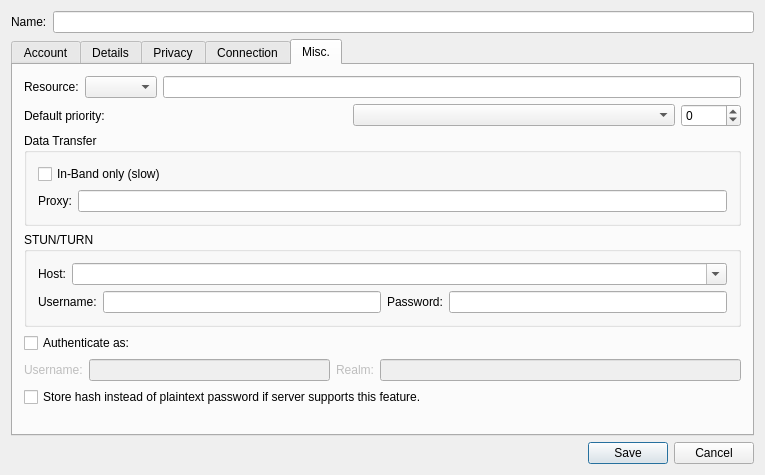
Before: the Qt Designer form src/accountmodify.ui in psi-plus/psi-plus-snapshots, drawn with Qt 5.
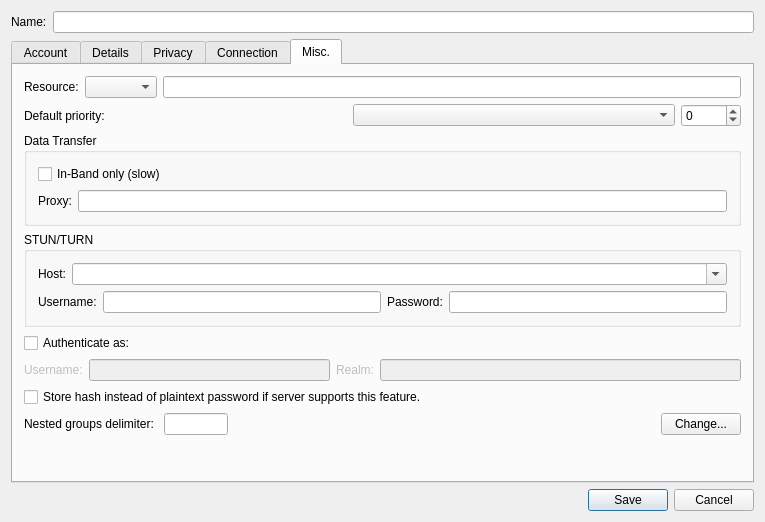
After: the same form once the commit is applied. The open tabs and pages were chosen to show the change. Custom widgets are drawn as their Qt base class.

What changed in the file:
```diff
--- a/src/accountmodify.ui
+++ b/src/accountmodify.ui
@@ -7,7 +7,7 @@
     <x>0</x>
     <y>0</y>
     <width>765</width>
-    <height>475</height>
+    <height>522</height>
    </rect>
   </property>
   <property name="windowTitle">
@@ -1042,6 +1042,56 @@
          </property>
         </widget>
        </item>
+       <item>
+        <layout class="QHBoxLayout" name="horizontalLayout_2">
+         <item>
+          <widget class="QLabel" name="label_3">
+           <property name="text">
+            <string>Nested groups delimiter: </string>
+           </property>
+          </widget>
+         </item>
+         <item>
+          <widget class="QLineEdit" name="le_groupsdelimiter">
+           <property name="sizePolicy">
+            <sizepolicy hsizetype="Fixed" vsizetype="Fixed">
+             <horstretch>0</horstretch>
+             <verstretch>0</verstretch>
+            </sizepolicy>
+           </property>
+           <property name="maximumSize">
+            <size>
+             <width>64</width>
+             <height>16777215</height>
+            </size>
+           </property>
+           <property name="readOnly">
+            <bool>true</bool>
+           </property>
+          </widget>
+         </item>
+         <item>
+          <spacer name="horizontalSpacer">
+           <property name="orientation">
+            <enum>Qt::Horizontal</enum>
+           </property>
+           <property name="sizeHint" stdset="0">
+            <size>
+             <width>40</width>
+             <height>20</height>
+            </size>
+           </property>
+          </spacer>
+         </item>
+         <item>
+          <widget class="QPushButton" name="pb_groupsdelimiter">
+           <property name="text">
+            <string>Change...</string>
+           </property>
+          </widget>
+         </item>
+        </layout>
+       </item>
        <item>
         <spacer>
          <property name="orientation">
```
